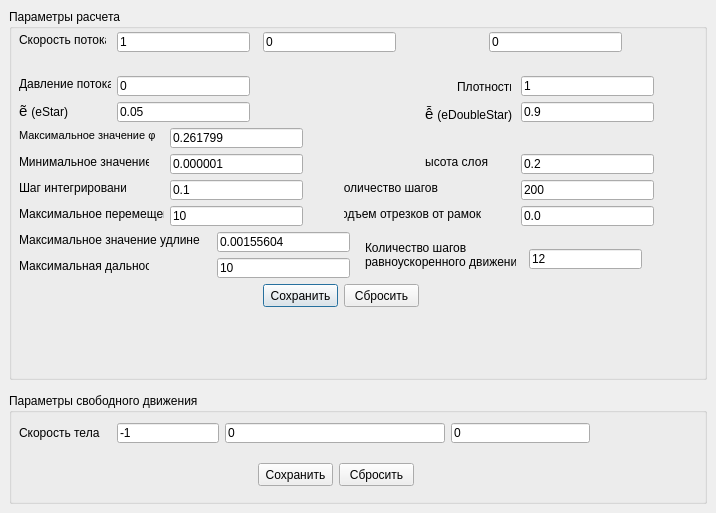
The window that solversettings.ui (ChrisEllin/VortexMethod) describes before a commit, drawn with Qt 5.
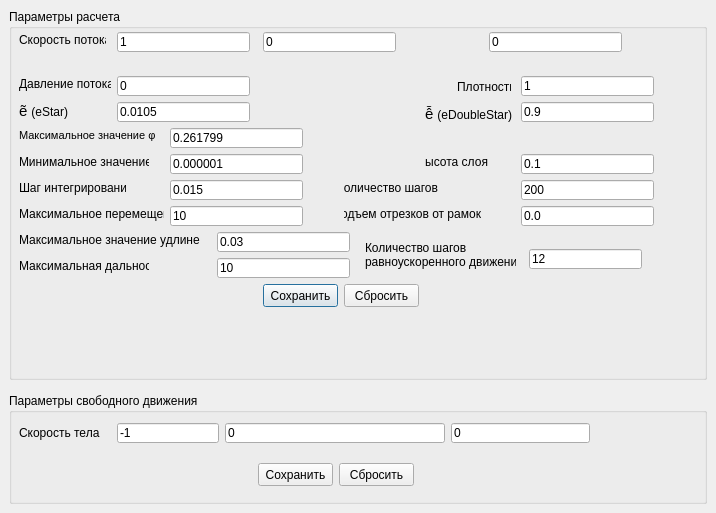
The same window after the commit.

The edit to the form file:
```diff
--- a/solversettings.ui
+++ b/solversettings.ui
@@ -132,7 +132,7 @@
      </rect>
     </property>
     <property name="text">
-     <string>0.00155604</string>
+     <string>0.03</string>
     </property>
    </widget>
    <widget class="QLabel" name="label_20">
@@ -226,7 +226,7 @@
      </rect>
     </property>
     <property name="text">
-     <string>0.1</string>
+     <string>0.015</string>
     </property>
    </widget>
    <widget class="QLineEdit" name="layerHeightLineEdit">
@@ -239,7 +239,7 @@
      </rect>
     </property>
     <property name="text">
-     <string>0.2</string>
+     <string>0.1</string>
     </property>
    </widget>
    <widget class="QLabel" name="label_12">
@@ -399,7 +399,7 @@
      </rect>
     </property>
     <property name="text">
-     <string>0.05</string>
+     <string>0.0105</string>
     </property>
    </widget>
    <widget class="QLabel" name="label_6">
```
